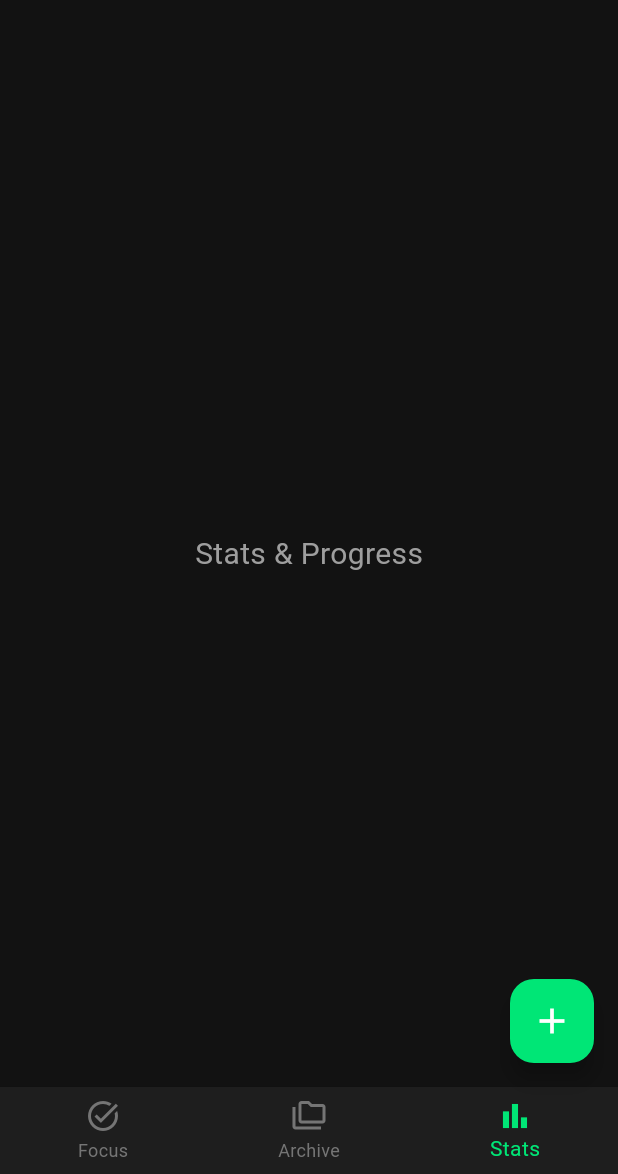
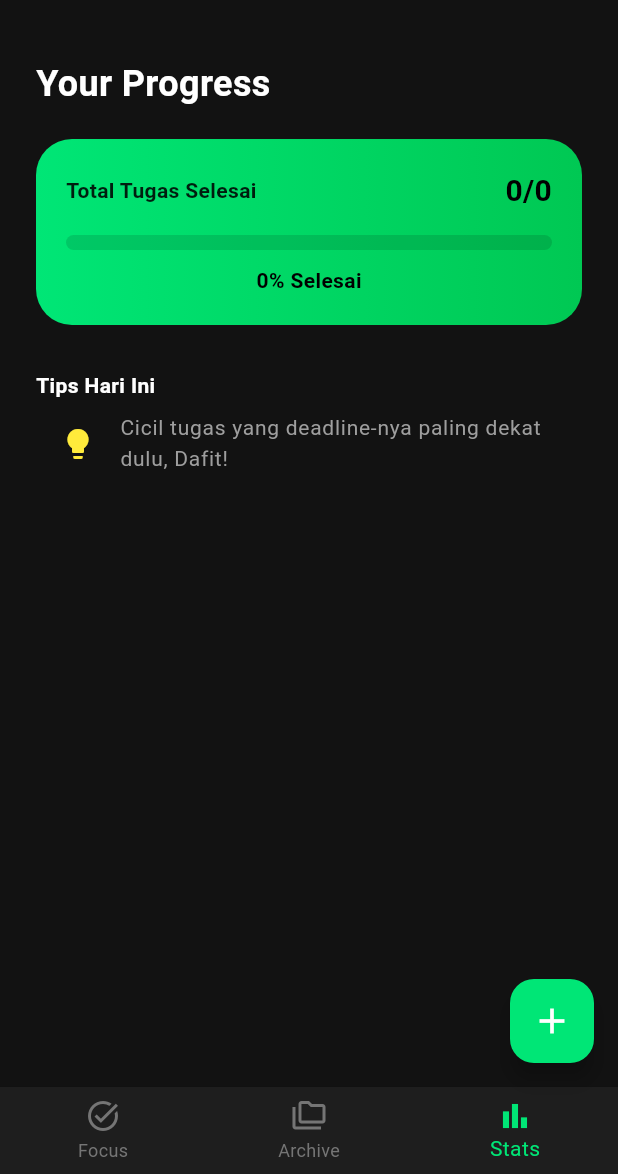
Before and after one commit to dafitferdidiansyah/nyatettugas-flutter, a Flutter app: the screen it shows after launch, item 3 of the bottom bar chosen, on a phone screen of 412 x 824 dp, the part 62-1236 px from its top. Run offline on Flutter 3.47's test engine with Material 3 defaults, Android fonts, the phone set to English and light mode, and no system bars; our stand-ins replace drift, drift_flutter, flutter_bloc; accounts and stored records are empty; generated files the repository leaves out were written again.

Commit message:
Refactor code structure for improved readability and maintainability

```diff
--- /dev/null
+++ b/lib/features/stats/dashboard_screen.dart
@@ -0,0 +1,72 @@
+import 'package:flutter/material.dart';
+import 'package:flutter_bloc/flutter_bloc.dart';
+import '../../core/database/app_database.dart';
+
+class DashboardScreen extends StatelessWidget {
+  const DashboardScreen({super.key});
+
+  @override
+  Widget build(BuildContext context) {
+    final db = context.read<AppDatabase>();
+
+    return Scaffold(
+      backgroundColor: Colors.transparent,
+      body: StreamBuilder<List<Task>>(
+        stream: db.select(db.tasks).watch(),
+        builder: (context, snapshot) {
+          if (!snapshot.hasData) return const Center(child: CircularProgressIndicator());
+
+          final tasks = snapshot.data!;
+          final completed = tasks.where((t) => t.isCompleted).length;
+          final total = tasks.length;
+          final progress = total == 0 ? 0.0 : completed / total;
+
+          return ListView(
+            padding: const EdgeInsets.all(24),
+            children: [
+              const Text("Your Progress", style: TextStyle(fontSize: 24, fontWeight: FontWeight.bold, color: Colors.white)),
+              const SizedBox(height: 20),
+
+              // KARTU STATISTIK UTAMA
+              Container(
+                padding: const EdgeInsets.all(20),
+                decoration: BoxDecoration(
+                  gradient: const LinearGradient(colors: [Color(0xFF00E676), Color(0xFF00C853)]),
+                  borderRadius: BorderRadius.circular(24),
+                ),
+                child: Column(
+                  children: [
+                    Row(
+                      mainAxisAlignment: MainAxisAlignment.spaceBetween,
+                      children: [
+                        const Text("Total Tugas Selesai", style: TextStyle(color: Colors.black87, fontWeight: FontWeight.w600)),
+                        Text("$completed/$total", style: const TextStyle(color: Colors.black, fontSize: 20, fontWeight: FontWeight.bold)),
+                      ],
+                    ),
+                    const SizedBox(height: 15),
+                    LinearProgressIndicator(
+                      value: progress,
+                      backgroundColor: Colors.black12,
+                      color: Colors.black,
+                      minHeight: 10,
+                      borderRadius: BorderRadius.circular(10),
+                    ),
+                    const SizedBox(height: 10),
+                    Text("${(progress * 100).toInt()}% Selesai", style: const TextStyle(color: Colors.black, fontWeight: FontWeight.bold)),
+                  ],
+                ),
+              ),
+
+              const SizedBox(height: 30),
+              const Text("Tips Hari Ini", style: TextStyle(color: Colors.white, fontWeight: FontWeight.bold)),
+              const ListTile(
+                leading: Icon(Icons.lightbulb, color: Colors.yellow),
+                title: Text("Cicil tugas yang deadline-nya paling dekat dulu, Dafit!", style: TextStyle(color: Colors.grey, fontSize: 14)),
+              ),
+            ],
+          );
+        },
+      ),
+    );
+  }
+}
--- a/lib/main.dart
+++ b/lib/main.dart
@@ -3,6 +3,9 @@ import 'package:flutter_bloc/flutter_bloc.dart';
 import 'core/database/app_database.dart'; // Import database kita
 import 'features/courses/add_course_sheet.dart';
 import 'features/tasks/add_task_sheet.dart';
+import 'features/tasks/focus_screen.dart';
+import 'features/courses/course_archive_screen.dart';
+import 'features/stats/dashboard_screen.dart';
 
 void main() {
   // 1. Inisialisasi Database saat aplikasi pertama kali jalan
@@ -68,6 +71,9 @@ class _MainScreenState extends State<MainScreen> {
   int _currentIndex = 0;
 
   final List<Widget> _pages = [
+    const FocusScreen(),
+    const CourseArchiveScreen(),   // Tab 1 (Matkul)
+    const DashboardScreen(),       // Tab 2 (Stats)
     const Center(child: Text('Today\'s Focus', style: TextStyle(fontSize: 20, color: Colors.grey))),
     const Center(child: Text('Course Archive', style: TextStyle(fontSize: 20, color: Colors.grey))),
     const Center(child: Text('Stats & Progress', style: TextStyle(fontSize: 20, color: Colors.grey))),
```
Also changed, not shown: lib/core/database/app_database.dart (+8 -4 lines), lib/features/courses/course_archive_screen.dart (added, +64 -0 lines), lib/features/tasks/focus_screen.dart (added, +61 -0 lines), lib/features/tasks/task_detail_screen.dart (added, +66 -0 lines), lib/features/tasks/task_item_card.dart (added, +57 -0 lines), pubspec.yaml (+6 -4 lines), lib/core/database/app_database.g.dart, pubspec.lock, 5 other files.
